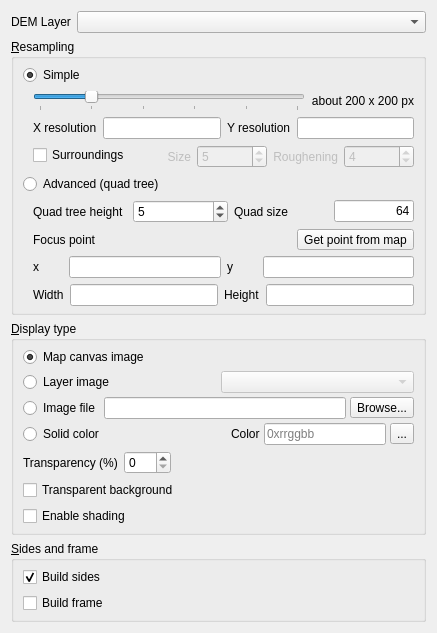
Old version of the form ui/demproperties.ui in the repository minorua/Qgis2threejs.
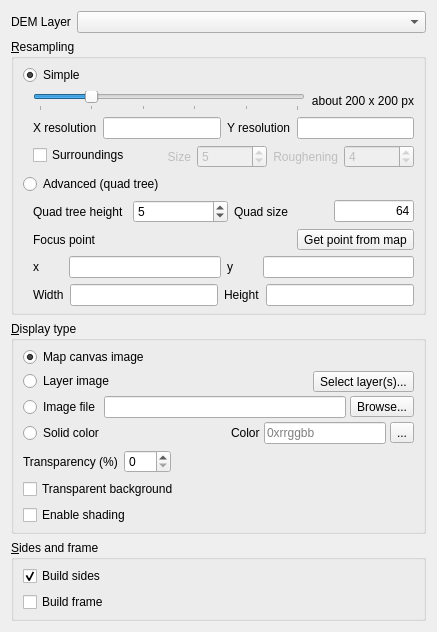
New version of the form.

Commit message: multiple layer selection for DEM texture

Patch:
```diff
--- a/ui/demproperties.ui
+++ b/ui/demproperties.ui
@@ -511,9 +511,19 @@
            </widget>
           </item>
           <item>
-           <widget class="QComboBox" name="comboBox_ImageLayer">
-            <property name="enabled">
-             <bool>false</bool>
+           <widget class="QLabel" name="label_LayerImage">
+            <property name="text">
+             <string/>
+            </property>
+            <property name="alignment">
+             <set>Qt::AlignRight|Qt::AlignTrailing|Qt::AlignVCenter</set>
+            </property>
+           </widget>
+          </item>
+          <item>
+           <widget class="QToolButton" name="toolButton_SelectLayer">
+            <property name="text">
+             <string>Select layer(s)...</string>
             </property>
            </widget>
           </item>
```
The commit also changes 5 other files.
